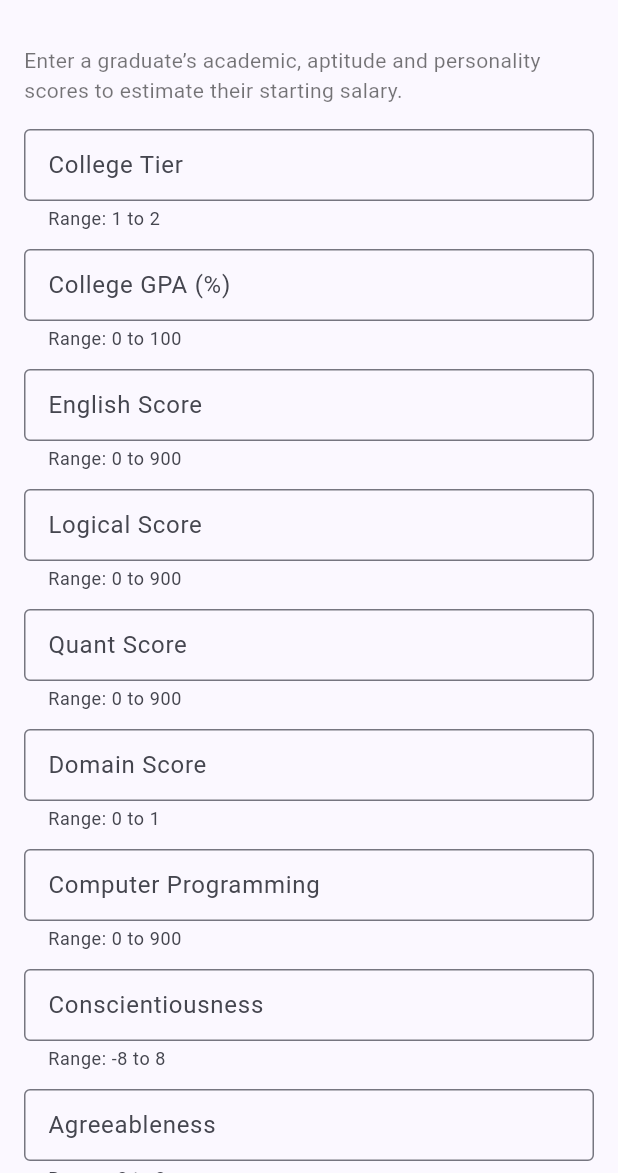
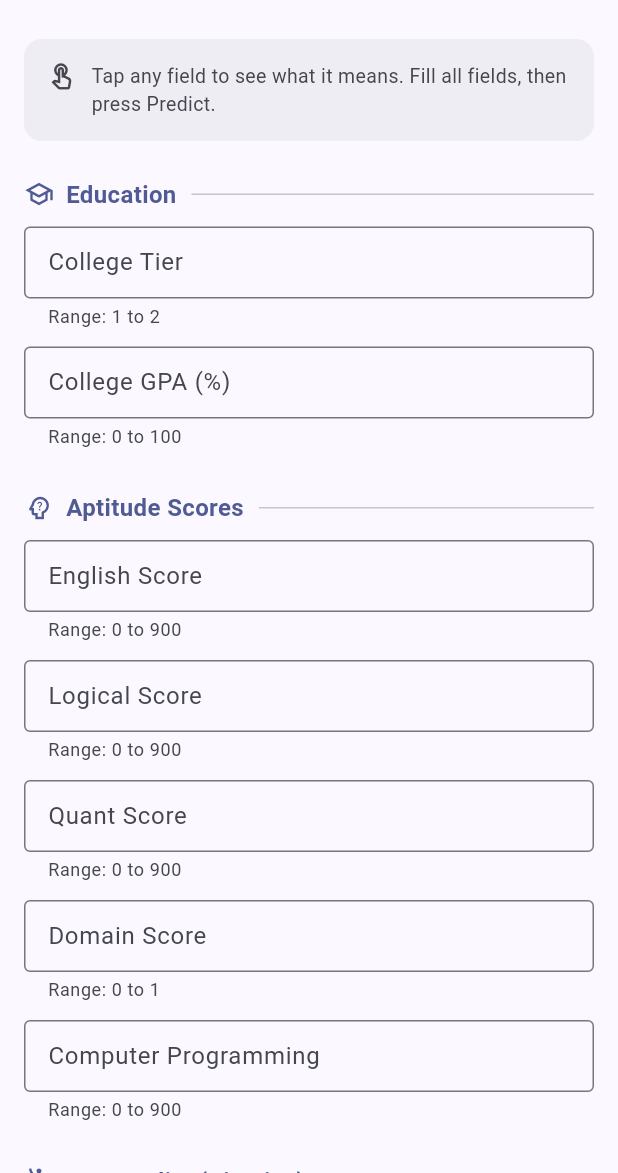
Before and after one commit to IH-honnette/ml_regression_analysis, a Flutter app: the screen it shows after launch, on a phone screen of 412 x 824 dp, the part 63-1236 px from its top. Run offline on Flutter 3.47's test engine with Material 3 defaults, Android fonts, the phone set to English and light mode, and no system bars.

Commit message:
feat: add RWF currency conversion to salary prediction API and Flutter app, update API endpoints, and refine project documentation.

```diff
--- a/summative/FlutterApp/lib/main.dart
+++ b/summative/FlutterApp/lib/main.dart
@@ -6,10 +6,10 @@ import 'package:http/http.dart' as http;
 
 void main() => runApp(const SalaryApp());
 
-/// Base URL of the deployed FastAPI service.
-/// After deploying to Render, replace this with your public URL, e.g.
-/// https://salary-prediction-api.onrender.com
-const String kApiBaseUrl = 'https://salary-prediction-api.onrender.com';
+/// Base URL of the deployed FastAPI service (Render).
+const String kApiBaseUrl = 'https://salary-prediction-api-8tzr.onrender.com';
+
+const double kInrToRwf = 15.28;
 
 class SalaryApp extends StatelessWidget {
   const SalaryApp({super.key});
@@ -32,33 +32,68 @@ class SalaryApp extends StatelessWidget {
   }
 }
 
-/// One input field definition: label, hint, and valid numeric range.
+
 class FieldSpec {
   final String key;
   final String label;
   final String hint;
   final double min;
   final double max;
+  final String help;
   final bool isInt;
 
-  const FieldSpec(this.key, this.label, this.hint, this.min, this.max,
+  const FieldSpec(this.key, this.label, this.hint, this.min, this.max, this.help,
       {this.isInt = false});
 }
 
-const List<FieldSpec> kFields = [
-  FieldSpec('CollegeTier', 'College Tier', '1 (top) or 2', 1, 2, isInt: true),
-  FieldSpec('collegeGPA', 'College GPA (%)', '0 – 100', 0, 100),
-  FieldSpec('English', 'English Score', '0 – 900', 0, 900),
-  FieldSpec('Logical', 'Logical Score', '0 – 900', 0, 900),
-  FieldSpec('Quant', 'Quant Score', '0 – 900', 0, 900),
-  FieldSpec('Domain', 'Domain Score', '0.0 – 1.0', 0, 1),
-  FieldSpec('ComputerProgramming', 'Computer Programming', '0 – 900', 0, 900),
-  FieldSpec('conscientiousness', 'Conscientiousness', '-8 – 8', -8, 8),
-  FieldSpec('agreeableness', 'Agreeableness', '-8 – 8', -8, 8),
-  FieldSpec('extraversion', 'Extraversion', '-8 – 8', -8, 8),
-  FieldSpec('nueroticism', 'Neuroticism', '-8 – 8', -8, 8),
-  FieldSpec('openess_to_experience', 'Openness to Experience', '-8 – 8', -8, 8),
+/// A titled group of related fields.
+class FormSection {
+  final String title;
+  final IconData icon;
+  final List<FieldSpec> fields;
+  const FormSection(this.title, this.icon, this.fields);
+}
+
+const List<FormSection> kSections = [
+  FormSection('Education', Icons.school_outlined, [
+    FieldSpec('CollegeTier', 'College Tier', '1 (top) or 2', 1, 2,
+        'Tier of the college: 1 = top-ranked institution, 2 = other. A lower '
+        'tier usually links to higher pay.',
+        isInt: true),
+    FieldSpec('collegeGPA', 'College GPA (%)', '0 – 100', 0, 100,
+        'Final college GPA expressed as a percentage (0–100).'),
+  ]),
+  FormSection('Aptitude Scores', Icons.psychology_alt_outlined, [
+    FieldSpec('English', 'English Score', '0 – 900', 0, 900,
+        'AMCAT English aptitude test score (typically 180–900).'),
+    FieldSpec('Logical', 'Logical Score', '0 – 900', 0, 900,
+        'AMCAT Logical reasoning test score (typically 195–800).'),
+    FieldSpec('Quant', 'Quant Score', '0 – 900', 0, 900,
+        'AMCAT Quantitative ability score (typically 120–900). This is the '
+        'strongest single predictor of salary.'),
+    FieldSpec('Domain', 'Domain Score', '0.0 – 1.0', 0, 1,
+        'Normalized domain-knowledge score for the student\'s specialization '
+        '(0 = weak, 1 = strong).'),
+    FieldSpec('ComputerProgramming', 'Computer Programming', '0 – 900', 0, 900,
+        'AMCAT Computer Programming module score (0–900).'),
+  ]),
+  FormSection('Personality (Big Five)', Icons.emoji_people_outlined, [
+    FieldSpec('conscientiousness', 'Conscientiousness', '-8 – 8', -8, 8,
+        'How organized and dependable the person is (standardized score, '
+        'roughly -8 to 8).'),
+    FieldSpec('agreeableness', 'Agreeableness', '-8 – 8', -8, 8,
+        'How cooperative and empathetic the person is (standardized score).'),
+    FieldSpec('extraversion', 'Extraversion', '-8 – 8', -8, 8,
+        'How outgoing and sociable the person is (standardized score).'),
+    FieldSpec('nueroticism', 'Neuroticism', '-8 – 8', -8, 8,
+        'Emotional sensitivity / tendency toward anxiety (standardized score).'),
+    FieldSpec('openess_to_experience', 'Openness to Experience', '-8 – 8', -8, 8,
+        'Curiosity and openness to new ideas (standardized score).'),
+  ]),
 ];
+
+/// Flat list of every field, in order — used for controllers and validation.
+final List<FieldSpec> kFields = [for (final s in kSections) ...s.fields];
 
 class PredictionPage extends StatefulWidget {
   const PredictionPage({super.key});
@@ -72,15 +107,37 @@ class _PredictionPageState extends State<PredictionPage> {
   final Map<String, TextEditingController> _controllers = {
     for (final f in kFields) f.key: TextEditingController(),
   };
+  final Map<String, FocusNode> _focusNodes = {
+    for (final f in kFields) f.key: FocusNode(),
+  };
 
   bool _loading = false;
   String? _result;
+  String? _resultRwf;
   bool _isError = false;
+  String? _focusedKey; // which field currently has focus (for the info banner)
+
+  @override
+  void initState() {
+    super.initState();
+    for (final f in kFields) {
+      _focusNodes[f.key]!.addListener(() {
+        if (_focusNodes[f.key]!.hasFocus) {
+          setState(() => _focusedKey = f.key);
+        } else if (_focusedKey == f.key) {
+          setState(() => _focusedKey = null);
+        }
+      });
+    }
+  }
 
   @override
   void dispose() {
     for (final c in _controllers.values) {
       c.dispose();
+    }
+    for (final n in _focusNodes.values) {
+      n.dispose();
     }
     super.dispose();
   }
@@ -102,6 +159,7 @@ class _PredictionPageState extends State<PredictionPage> {
   Future<void> _predict() async {
     setState(() {
       _result = null;
+      _resultRwf = null;
       _isError = false;
     });
     if (!_formKey.currentState!.validate()) {
@@ -131,9 +189,14 @@ class _PredictionPageState extends State<PredictionPage> {
       if (resp.statusCode == 200) {
         final data = jsonDecode(resp.body);
         final salary = (data['predicted_salary'] as num).toDouble();
+        // Prefer the API's RWF value if present; otherwise convert locally.
+        final rwf = data['predicted_salary_rwf'] != null
+            ? (data['predicted_salary_rwf'] as num).toDouble()
+            : salary * kInrToRwf;
         setState(() {
           _isError = false;
           _result = '₹ ${_thousands(salary)}';
+          _resultRwf = 'RWF ${_thousands(rwf)}';
         });
       } else if (resp.statusCode == 422) {
         final data = jsonDecode(resp.body);
@@ -177,8 +240,17 @@ class _PredictionPageState extends State<PredictionPage> {
     }
     setState(() {
       _result = null;
+      _resultRwf = null;
       _isError = false;
     });
+  }
+
+  FieldSpec? get _focusedField {
+    if (_focusedKey == null) return null;
+    for (final f in kFields) {
+      if (f.key == _focusedKey) return f;
+    }
+    return null;
   }
 
   @override
@@ -192,22 +264,141 @@ class _PredictionPageState extends State<PredictionPage> {
         child: Center(
           child: ConstrainedBox(
             constraints: const BoxConstraints(maxWidth: 560),
+            child: Column(
+              children: [
+                _buildInfoBanner(context),
+                Expanded(
                   child: SingleChildScrollView(
-              padding: const EdgeInsets.all(16),
+                    padding: const EdgeInsets.fromLTRB(16, 8, 16, 16),
                     child: Form(
                       key: _formKey,
                       child: Column(
                         crossAxisAlignment: CrossAxisAlignment.stretch,
                         children: [
-                    const Text(
-                      'Enter a graduate’s academic, aptitude and '
-                      'personality scores to estimate their starting salary.',
-                      style: TextStyle(fontSize: 14, color: Colors.black54),
+                          ...kSections.map(_buildSection),
+                          const SizedBox(height: 8),
+                          _buildActions(),
+                          const SizedBox(height: 20),
+                          _buildResult(),
+                        ],
                       ),
-                    const SizedBox(height: 16),
-                    ...kFields.map(_buildField),
-                    const SizedBox(height: 8),
-                    Row(
+                    ),
+                  ),
+                ),
+              ],
+            ),
+          ),
+        ),
+      ),
+    );
+  }
+
+  /// Fixed banner at the top that explains the currently-focused field.
+  Widget _buildInfoBanner(BuildContext context) {
+    final scheme = Theme.of(context).colorScheme;
+    final field = _focusedField;
+    final active = field != null;
+    return AnimatedContainer(
+      duration: const Duration(milliseconds: 180),
+      width: double.infinity,
+      margin: const EdgeInsets.fromLTRB(16, 12, 16, 4),
+      padding: const EdgeInsets.all(14),
+      decoration: BoxDecoration(
+        color: active
+            ? scheme.primaryContainer
+            : scheme.surfaceContainerHighest.withValues(alpha: 0.5),
+        borderRadius: BorderRadius.circular(12),
+        border: Border.all(
+            color: active
+                ? scheme.primary.withValues(alpha: 0.4)
+                : Colors.transparent),
+      ),
+      child: Row(
+        crossAxisAlignment: CrossAxisAlignment.start,
+        children: [
+          Icon(active ? Icons.info_outline : Icons.touch_app_outlined,
+              size: 20,
+              color: active ? scheme.primary : scheme.onSurfaceVariant),
+          const SizedBox(width: 10),
+          Expanded(
+            child: active
+                ? Column(
+                    crossAxisAlignment: CrossAxisAlignment.start,
+                    children: [
+                      Text(field.label,
+                          style: TextStyle(
+                              fontWeight: FontWeight.bold,
+                              color: scheme.onPrimaryContainer)),
+                      const SizedBox(height: 2),
+                      Text(field.help,
+                          style: TextStyle(
+                              fontSize: 13, color: scheme.onPrimaryContainer)),
+                    ],
+                  )
+                : Text(
+                    'Tap any field to see what it means. Fill all fields, then '
+                    'press Predict.',
+                    style: TextStyle(
+                        fontSize: 13, color: scheme.onSurfaceVariant)),
+          ),
+        ],
+      ),
+    );
+  }
+
+  Widget _buildSection(FormSection section) {
+    final scheme = Theme.of(context).colorScheme;
+    return Padding(
+      padding: const EdgeInsets.only(top: 8, bottom: 4),
+      child: Column(
+        crossAxisAlignment: CrossAxisAlignment.stretch,
+        children: [
+          Padding(
+            padding: const EdgeInsets.only(bottom: 10, top: 4),
+            child: Row(
+              children: [
+                Icon(section.icon, size: 20, color: scheme.primary),
+                const SizedBox(width: 8),
+                Text(section.title,
+                    style: TextStyle(
+                        fontSize: 16,
+                        fontWeight: FontWeight.bold,
+                        color: scheme.primary)),
+                const SizedBox(width: 10),
+                Expanded(child: Divider(color: scheme.outlineVariant)),
+              ],
+            ),
+          ),
+          ...section.fields.map(_buildField),
+        ],
+      ),
+    );
+  }
+
+  Widget _buildField(FieldSpec f) {
+    return Padding(
+      padding: const EdgeInsets.only(bottom: 12),
+      child: TextFormField(
+        controller: _controllers[f.key],
+        focusNode: _focusNodes[f.key],
+        onTap: () => setState(() => _focusedKey = f.key),
+        keyboardType: TextInputType.numberWithOptions(
+            decimal: !f.isInt, signed: f.min < 0),
+        inputFormatters: [
+          FilteringTextInputFormatter.allow(RegExp(r'[0-9.\-]')),
+        ],
+        decoration: InputDecoration(
+          labelText: f.label,
+          hintText: f.hint,
+          helperText: 'Range: ${_fmt(f.min)} to ${_fmt(f.max)}',
+        ),
+        validator: (v) => _validate(f, v),
+      ),
+    );
+  }
+
+  Widget _buildActions() {
+    return Row(
       children: [
         Expanded(
           child: FilledButton.icon(
@@ -230,42 +421,11 @@ class _PredictionPageState extends State<PredictionPage> {
         OutlinedButton(
           onPressed: _loading ? null : _clear,
           style: OutlinedButton.styleFrom(
-                            padding: const EdgeInsets.symmetric(
-                                vertical: 16, horizontal: 16),
+            padding: const EdgeInsets.symmetric(vertical: 16, horizontal: 16),
           ),
           child: const Text('Clear'),
         ),
       ],
-                    ),
-                    const SizedBox(height: 20),
-                    _buildResult(),
-                  ],
-                ),
-              ),
-            ),
-          ),
-        ),
-      ),
-    );
-  }
-
-  Widget _buildField(FieldSpec f) {
-    return Padding(
-      padding: const EdgeInsets.only(bottom: 12),
-      child: TextFormField(
-        controller: _controllers[f.key],
-        keyboardType: TextInputType.numberWithOptions(
-            decimal: !f.isInt, signed: f.min < 0),
-        inputFormatters: [
-          FilteringTextInputFormatter.allow(RegExp(r'[0-9.\-]')),
-        ],
-        decoration: InputDecoration(
-          labelText: f.label,
-          hintText: f.hint,
-          helperText: 'Range: ${_fmt(f.min)} to ${_fmt(f.max)}',
-        ),
-        validator: (v) => _validate(f, v),
-      ),
     );
   }
 
@@ -305,6 +465,19 @@ class _PredictionPageState extends State<PredictionPage> {
               child: Text('per year (INR)',
                   style: TextStyle(fontSize: 13, color: Colors.black54)),
             ),
+          if (!_isError && _resultRwf != null) ...[
+            const SizedBox(height: 12),
+            Divider(color: border, height: 1),
+            const SizedBox(height: 12),
+            Text('≈ $_resultRwf',
+                textAlign: TextAlign.center,
+                style: TextStyle(
+                    fontSize: 22,
+                    fontWeight: FontWeight.w600,
+                    color: textColor)),
+            const Text('Rwandan Francs',
+                style: TextStyle(fontSize: 13, color: Colors.black54)),
+          ],
         ],
       ),
     );
```
Also changed, not shown: 4 other files. Lines whose indentation alone changed are shown as unchanged.
